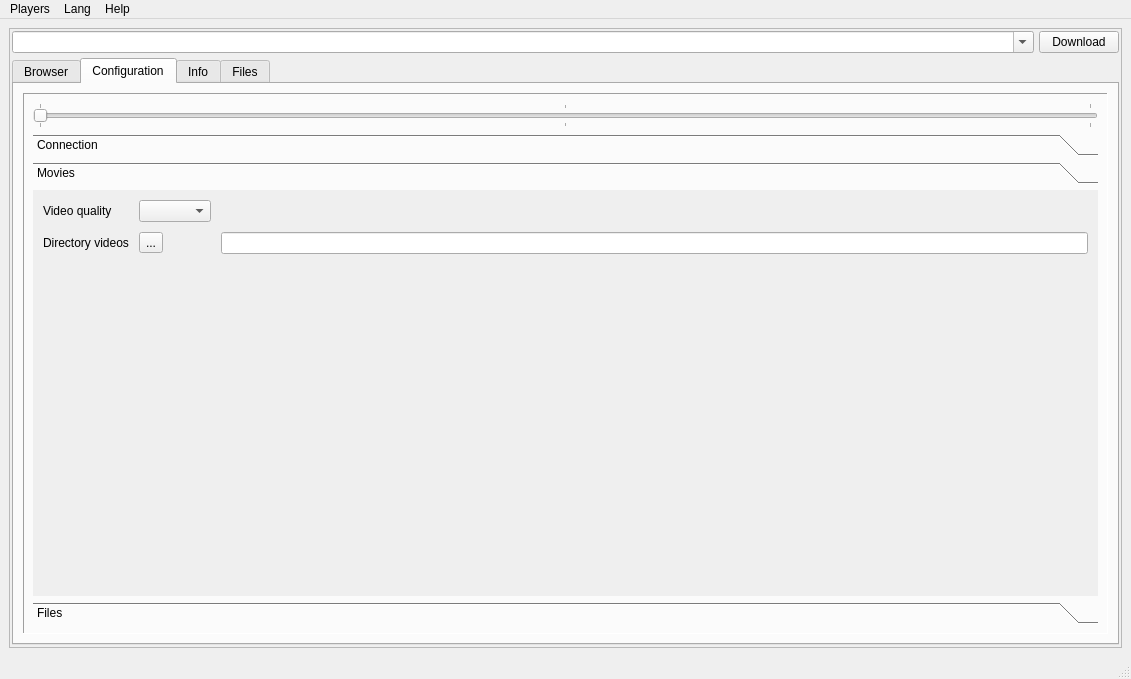
Above: main/app/win/mainLayout.ui from marcosvicente/BaixeAssista before the change. Below: the same form after it.
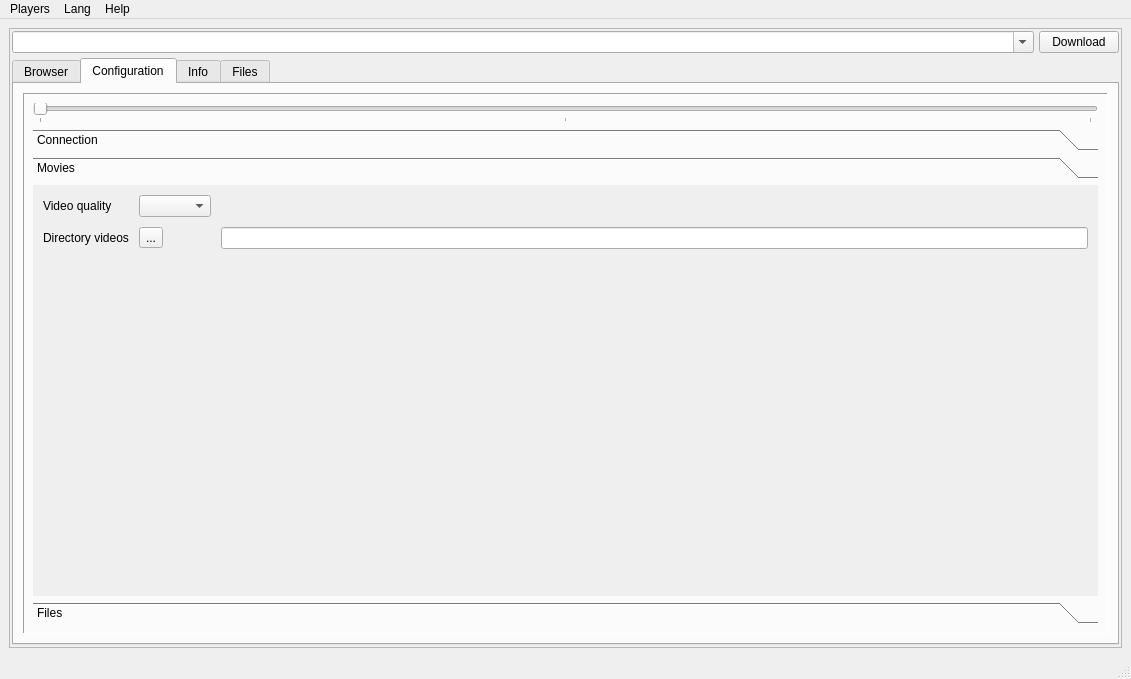
That is the form after the change. The open tabs and pages were chosen to show the change. Icons and pictures are not drawn.

Commit message: atulizando arquivos de layout.

Diff of the .ui file:
```diff
--- a/main/app/win/mainLayout.ui
+++ b/main/app/win/mainLayout.ui
@@ -137,7 +137,7 @@
                    <enum>Qt::Horizontal</enum>
                   </property>
                   <property name="tickPosition">
-                   <enum>QSlider::TicksBothSides</enum>
+                   <enum>QSlider::TicksBelow</enum>
                   </property>
                  </widget>
                 </item>
@@ -443,8 +443,8 @@
                     <rect>
                      <x>0</x>
                      <y>0</y>
-                     <width>264</width>
-                     <height>83</height>
+                     <width>1049</width>
+                     <height>346</height>
                     </rect>
                    </property>
                    <attribute name="icon">
```
Left out of the diff: 82 changed lines with no effect on the pictures. The commit also changes 1 other file.
